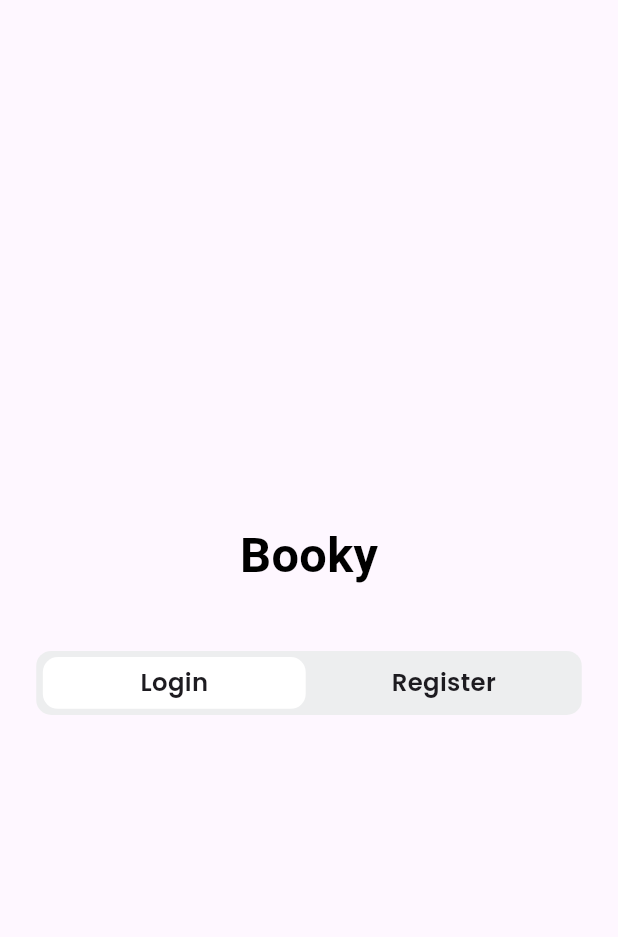
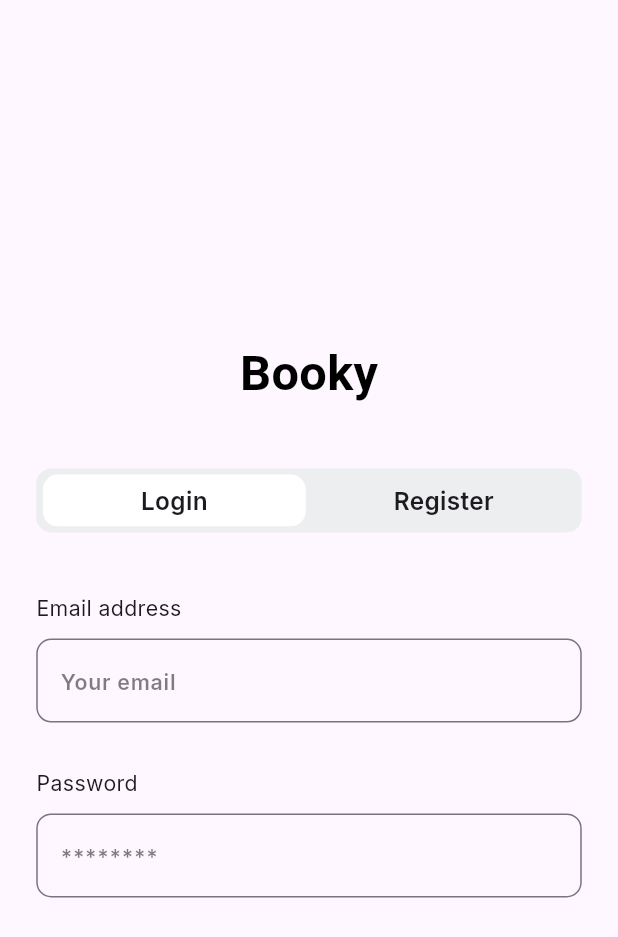
Before and after one commit to taha-128/Booky, a Flutter app: the screen it shows after launch, after a tap on "Skip", after a tap on "Login", on a phone screen of 412 x 824 dp. Shown: the top 937 px of the screen. Run offline on Flutter 3.47's test engine with Material 3 defaults, Android fonts, the phone set to English and light mode, and no system bars; our stand-ins replace dio, firebase_auth, firebase_core, flutter_bloc, flutter_onboarding_slider, flutter_screenutil and 3 more; accounts and stored records are empty; Roboto replaces fonts that are missing (Cairo).

Commit message:
#Editing Text Styles #Create Auth Cubit #Refactoring Auth Screen

```diff
--- a/lib/core/theme/app_styles.dart
+++ b/lib/core/theme/app_styles.dart
@@ -4,7 +4,11 @@ import 'package:flutter_screenutil/flutter_screenutil.dart';
 import 'package:google_fonts/google_fonts.dart';
 
 class AppStyles {
-  static final style16 = GoogleFonts.poppins(
+  static final style14 = GoogleFonts.inter(
+    fontSize: 14.sp,
+  );
+
+  static final style16 = GoogleFonts.inter(
     fontSize: 16.sp,
     fontWeight: FontWeight.w600,
   );
--- /dev/null
+++ b/lib/features/auth/logic/auth_cubit/auth_cubit.dart
@@ -0,0 +1,18 @@
+import 'package:flutter/material.dart';
+import 'package:flutter_bloc/flutter_bloc.dart';
+
+part 'auth_state.dart';
+
+class AuthCubit extends Cubit<AuthState> {
+  AuthCubit() : super(AuthInitial());
+
+  var formKey = GlobalKey<FormState>();
+  var autoValidateMode = AutovalidateMode.disabled;
+
+  var loginEmailController = TextEditingController();
+  var loginPasswordController = TextEditingController();
+
+  var nameController = TextEditingController();
+  var registerEmailController = TextEditingController();
+  var registerPasswordController = TextEditingController();
+}
--- /dev/null
+++ b/lib/features/auth/logic/auth_cubit/auth_state.dart
@@ -0,0 +1,5 @@
+part of 'auth_cubit.dart';
+
+sealed class AuthState {}
+
+final class AuthInitial extends AuthState {}
--- a/lib/features/auth/ui/auth_screen.dart
+++ b/lib/features/auth/ui/auth_screen.dart
@@ -1,12 +1,10 @@
-import 'package:books_app/core/app_constants.dart';
-import 'package:books_app/core/helpers/extensions/screen_details.dart';
-import 'package:books_app/core/theme/app_styles.dart';
 import 'package:flutter/material.dart';
 import 'package:flutter_bloc/flutter_bloc.dart';
-import 'package:flutter_screenutil/flutter_screenutil.dart';
 
+import '../logic/auth_cubit/auth_cubit.dart';
 import '../logic/auth_type_bar_cubit/auth_type_bar_cubit.dart';
-import 'widgets/auth_type_bar_widget.dart';
+
+import 'widgets/auth_screen_body.dart';
 
 class AuthScreen extends StatelessWidget {
   const AuthScreen({super.key});
@@ -16,23 +14,9 @@ class AuthScreen extends StatelessWidget {
     return MultiBlocProvider(
       providers: [
         BlocProvider(create: (_) => AuthTypeBarCubit()),
+        BlocProvider(create: (_) => AuthCubit()),
       ],
-      child: Scaffold(
-        body: Container(
-          width: context.screenWidth,
-          margin:
-              EdgeInsets.symmetric(horizontal: AppConstants.horizontalSpace),
-          child: Column(
-            crossAxisAlignment: CrossAxisAlignment.center,
-            mainAxisAlignment: MainAxisAlignment.center,
-            children: [
-              Text('Booky', style: AppStyles.style32),
-              SizedBox(height: 40.h),
-              const AuthTypeBar(),
-            ],
-          ),
-        ),
-      ),
+      child: const AuthScreenBody(),
     );
   }
 }
--- /dev/null
+++ b/lib/features/auth/ui/widgets/auth_form_widget.dart
@@ -0,0 +1,35 @@
+import 'package:books_app/generated/l10n.dart';
+import 'package:flutter/material.dart';
+import 'package:flutter_bloc/flutter_bloc.dart';
+import 'package:flutter_screenutil/flutter_screenutil.dart';
+
+import '../../logic/auth_cubit/auth_cubit.dart';
+import 'custom_text_field.dart';
+
+class AuthForm extends StatelessWidget {
+  const AuthForm({super.key});
+
+  @override
+  Widget build(BuildContext context) {
+    return Form(
+      key: context.read<AuthCubit>().formKey,
+      autovalidateMode: context.read<AuthCubit>().autoValidateMode,
+      child: Column(
+        children: [
+          CustomTextField(
+            controller: context.read<AuthCubit>().loginEmailController,
+            labelText: S.of(context).email,
+            hintText: S.of(context).email_hint,
+          ),
+          SizedBox(height: 30.h),
+          CustomTextField(
+            controller: context.read<AuthCubit>().loginPasswordController,
+            labelText: S.of(context).password,
+            hintText: S.of(context).password_hint,
+            isPassword: true,
+          ),
+        ],
+      ),
+    );
+  }
+}
--- /dev/null
+++ b/lib/features/auth/ui/widgets/auth_screen_body.dart
@@ -0,0 +1,34 @@
+
+import 'package:books_app/core/helpers/extensions/screen_details.dart';
+import 'package:flutter/material.dart';
+import 'package:flutter_screenutil/flutter_screenutil.dart';
+
+import '../../../../core/app_constants.dart';
+import '../../../../core/theme/app_styles.dart';
+import 'auth_form_widget.dart';
+import 'auth_type_bar_widget.dart';
+
+class AuthScreenBody extends StatelessWidget {
+  const AuthScreenBody({super.key});
+
+  @override
+  Widget build(BuildContext context) {
+    return Scaffold(
+      body: Container(
+        width: context.screenWidth,
+        margin: EdgeInsets.symmetric(horizontal: AppConstants.horizontalSpace),
+        child: Column(
+          crossAxisAlignment: CrossAxisAlignment.center,
+          mainAxisAlignment: MainAxisAlignment.center,
+          children: [
+            Text('Booky', style: AppStyles.style32),
+            SizedBox(height: 40.h),
+            const AuthTypeBar(),
+            SizedBox(height: 40.h),
+            const AuthForm(),
+          ],
+        ),
+      ),
+    );
+  }
+}
--- /dev/null
+++ b/lib/features/auth/ui/widgets/custom_text_field.dart
@@ -0,0 +1,48 @@
+
+import 'package:flutter/material.dart';
+import 'package:flutter_screenutil/flutter_screenutil.dart';
+
+import '../../../../core/theme/app_colors.dart';
+import '../../../../core/theme/app_styles.dart';
+
+class CustomTextField extends StatelessWidget {
+  const CustomTextField({
+    super.key,
+    required this.controller,
+    required this.hintText,
+    required this.labelText,
+    this.isPassword = false,
+    this.validator,
+  });
+
+  final TextEditingController controller;
+  final String hintText;
+  final String labelText;
+  final bool isPassword;
+  final String? Function(String?)? validator;
+  @override
+  Widget build(BuildContext context) {
+    return Column(
+      crossAxisAlignment: CrossAxisAlignment.start,
+      children: [
+        Text(labelText, style: AppStyles.style14),
+        SizedBox(height: 10.h),
+        TextFormField(
+          validator: validator,
+          controller: controller,
+          style: AppStyles.style16,
+          decoration: InputDecoration(
+            hintText: hintText,
+            hintStyle: AppStyles.style14.copyWith(color: AppColors.black50),
+            border: OutlineInputBorder(
+              borderRadius: BorderRadius.circular(10),
+              borderSide: const BorderSide(
+                color: AppColors.lighterGrey,
+              ),
+            ),
+          ),
+        ),
+      ],
+    );
+  }
+}
```
